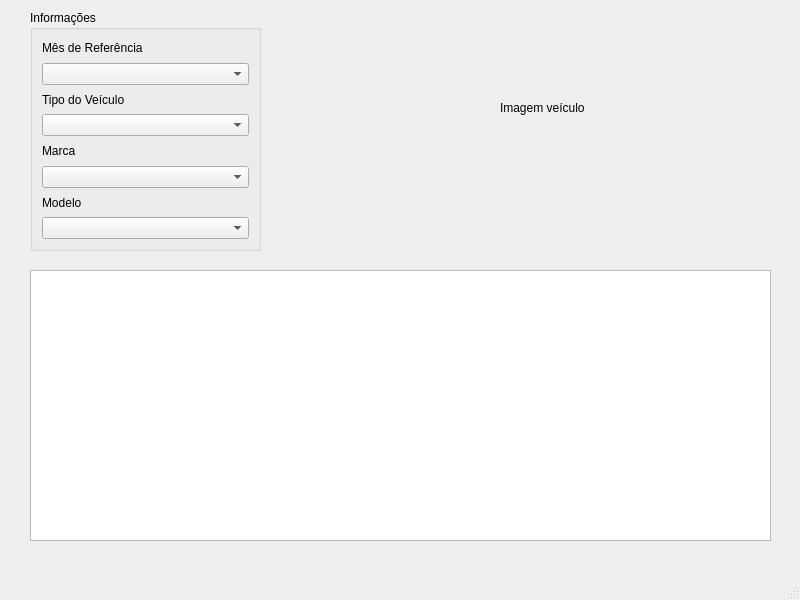
Old version of the form mainwindow.ui in the repository walter-agostinho/Vehicle_Searching.
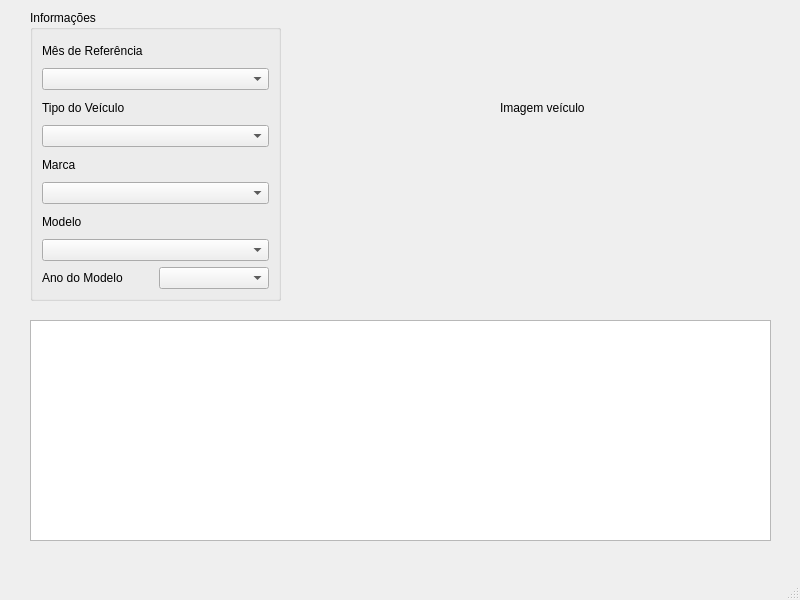
New version of the form.

Patch:
```diff
--- a/mainwindow.ui
+++ b/mainwindow.ui
@@ -18,9 +18,9 @@
     <property name="geometry">
      <rect>
       <x>30</x>
-      <y>270</y>
+      <y>320</y>
       <width>741</width>
-      <height>271</height>
+      <height>221</height>
      </rect>
     </property>
    </widget>
@@ -42,8 +42,8 @@
      <rect>
       <x>30</x>
       <y>10</y>
-      <width>231</width>
-      <height>241</height>
+      <width>251</width>
+      <height>291</height>
      </rect>
     </property>
     <property name="title">
@@ -90,6 +90,20 @@
      <item>
       <widget class="QComboBox" name="modelComboBox"/>
      </item>
+     <item>
+      <layout class="QHBoxLayout" name="horizontalLayout">
+       <item>
+        <widget class="QLabel" name="label_6">
+         <property name="text">
+          <string>Ano do Modelo</string>
+         </property>
+        </widget>
+       </item>
+       <item>
+        <widget class="QComboBox" name="yearsByModelComboBox"/>
+       </item>
+      </layout>
+     </item>
     </layout>
    </widget>
   </widget>
```
